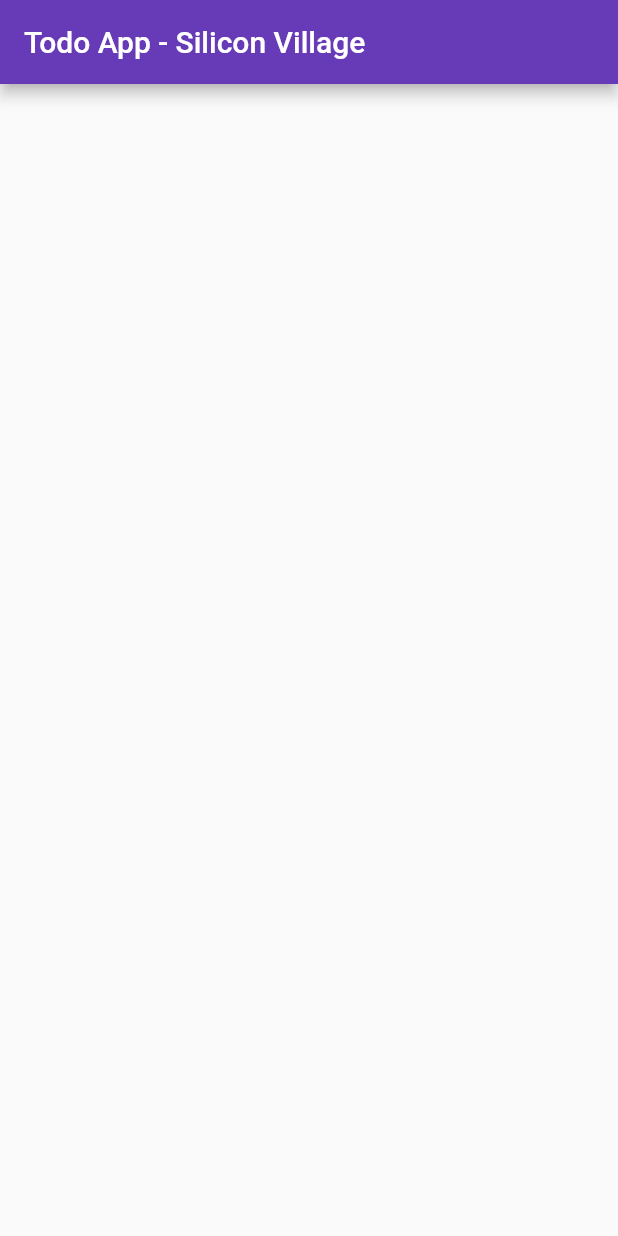
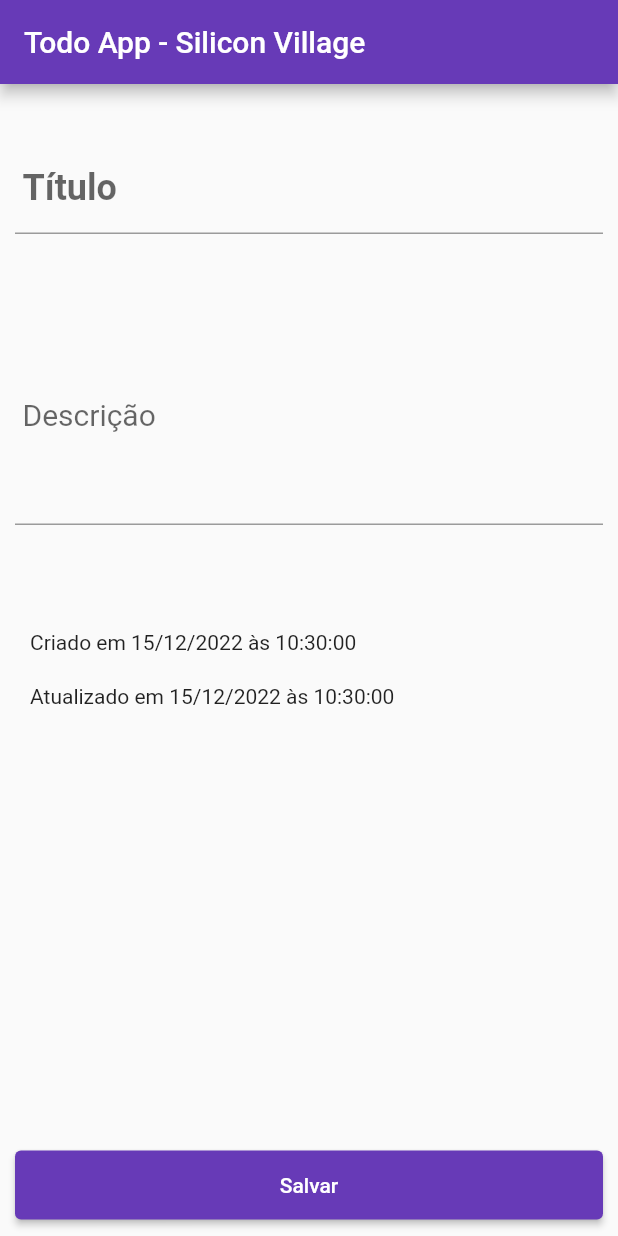
Before and after one commit to MichelHanzenScheeren/todo_app_siliconvillage, a Flutter app: the TaskScreen screen opened directly with empty values, on a phone screen of 412 x 824 dp. Run offline on Flutter 3.47's test engine with Material 2 defaults, Android fonts, the phone set to English and light mode, and no system bars; our stand-ins replace cloud_firestore, either_dart, firebase_core, get; accounts and stored records are empty.

Commit message:
Implementação de toda a interface de visualização da task e controle do formulário.

```diff
--- /dev/null
+++ b/lib/presentation/screens/task/task_screen.dart
@@ -0,0 +1,75 @@
+import 'package:flutter/material.dart';
+import 'package:get/get.dart';
+import 'package:todo_app_siliconvillage/domain/models/task.dart';
+import 'package:todo_app_siliconvillage/presentation/controllers/task_controller.dart';
+import 'package:todo_app_siliconvillage/presentation/screens/task/widgets/task_button_widget.dart';
+import 'package:todo_app_siliconvillage/presentation/screens/task/widgets/task_form_widget.dart';
+
+class TaskScreen extends StatelessWidget {
+  final Task task = Get.arguments;
+  final taskController = Get.find<TaskController>();
+  TaskScreen({Key? key}) : super(key: key);
+
+  @override
+  Widget build(BuildContext context) {
+    return Scaffold(
+      appBar: AppBar(
+        title: const Text('Todo App - Silicon Village'),
+      ),
+      body: Stack(
+        children: [
+          SingleChildScrollView(
+            child: Form(
+              key: taskController.formKey,
+              child: Column(
+                children: [
+                  TaskFormWidget(
+                    initialValue: task.title,
+                    labelText: 'Título',
+                    onSaved: (String? value) =>
+                        task.updateTask(newTitle: value ?? ''),
+                  ),
+                  TaskFormWidget(
+                    initialValue: task.description,
+                    labelText: 'Descrição',
+                    style: const TextStyle(
+                      fontSize: 20,
+                      fontWeight: FontWeight.w400,
+                    ),
+                    maxLines: 5,
+                    onSaved: (String? value) =>
+                        task.updateTask(newDescription: value ?? ''),
+                  ),
+                  Container(
+                    margin: const EdgeInsets.fromLTRB(20, 60, 20, 0),
+                    alignment: Alignment.centerLeft,
+                    child: Text(
+                      taskController.formatDate(
+                        task.createdDate,
+                        'Criado em',
+                      ),
+                    ),
+                  ),
+                  Container(
+                    margin: const EdgeInsets.fromLTRB(20, 20, 20, 60),
+                    alignment: Alignment.centerLeft,
+                    child: Text(
+                      taskController.formatDate(
+                        task.updatedDate,
+                        'Atualizado em',
+                      ),
+                    ),
+                  ),
+                ],
+              ),
+            ),
+          ),
+          TaskButtonWidget(onPressed: () {
+            taskController.formKey.currentState?.save();
+            taskController.updateTask(task);
+          }),
+        ],
+      ),
+    );
+  }
+}
--- /dev/null
+++ b/lib/presentation/screens/task/widgets/task_button_widget.dart
@@ -0,0 +1,29 @@
+import 'package:flutter/material.dart';
+
+class TaskButtonWidget extends StatelessWidget {
+  final void Function()? onPressed;
+  const TaskButtonWidget({Key? key, this.onPressed}) : super(key: key);
+
+  @override
+  Widget build(BuildContext context) {
+    return Align(
+      alignment: Alignment.bottomCenter,
+      child: Row(
+        children: [
+          Expanded(
+            child: Container(
+              margin: const EdgeInsets.fromLTRB(10, 0, 10, 10),
+              child: ElevatedButton(
+                style: ElevatedButton.styleFrom(
+                  padding: const EdgeInsets.symmetric(vertical: 15),
+                ),
+                onPressed: onPressed,
+                child: const Text('Salvar'),
+              ),
+            ),
+          ),
+        ],
+      ),
+    );
+  }
+}
--- /dev/null
+++ b/lib/presentation/screens/task/widgets/task_form_widget.dart
@@ -0,0 +1,41 @@
+import 'package:flutter/material.dart';
+
+class TaskFormWidget extends StatelessWidget {
+  final String initialValue;
+  final String labelText;
+  final TextStyle style;
+  final int maxLines;
+  final void Function(String?)? onSaved;
+
+  const TaskFormWidget(
+      {Key? key,
+      this.initialValue = '',
+      this.labelText = '',
+      this.style = const TextStyle(fontSize: 24, fontWeight: FontWeight.w600),
+      this.maxLines = 1,
+      this.onSaved})
+      : super(key: key);
+
+  @override
+  Widget build(BuildContext context) {
+    return Column(
+      children: [
+        const SizedBox(height: 30),
+        Container(
+          margin: const EdgeInsets.all(10),
+          child: TextFormField(
+            onSaved: onSaved,
+            maxLines: maxLines,
+            style: style,
+            initialValue: initialValue,
+            decoration: InputDecoration(
+              labelText: labelText,
+              contentPadding: const EdgeInsets.all(5),
+              border: const UnderlineInputBorder(borderSide: BorderSide()),
+            ),
+          ),
+        ),
+      ],
+    );
+  }
+}
--- a/lib/presentation/screens/task_screen.dart
+++ /dev/null
@@ -1,21 +0,0 @@
-import 'package:flutter/material.dart';
-import 'package:get/get.dart';
-import 'package:todo_app_siliconvillage/domain/models/task.dart';
-import 'package:todo_app_siliconvillage/presentation/controllers/task_controller.dart';
-
-class TaskScreen extends StatelessWidget {
-  final Task task = Get.arguments;
-  final taskController = Get.find<TaskController>();
-  TaskScreen({Key? key}) : super(key: key);
-
-  @override
-  Widget build(BuildContext context) {
-    print(task.title);
-    return Scaffold(
-      appBar: AppBar(
-        title: const Text('Todo App - Silicon Village'),
-      ),
-      body: Container(),
-    );
-  }
-}
--- a/lib/shared/routes.dart
+++ b/lib/shared/routes.dart
@@ -1,6 +1,6 @@
 import 'package:get/get.dart';
 import 'package:todo_app_siliconvillage/presentation/screens/home/home_screen.dart';
-import 'package:todo_app_siliconvillage/presentation/screens/task_screen.dart';
+import 'package:todo_app_siliconvillage/presentation/screens/task/task_screen.dart';
 
 class AppRoutes {
   static const homeScreen = '/';
```
